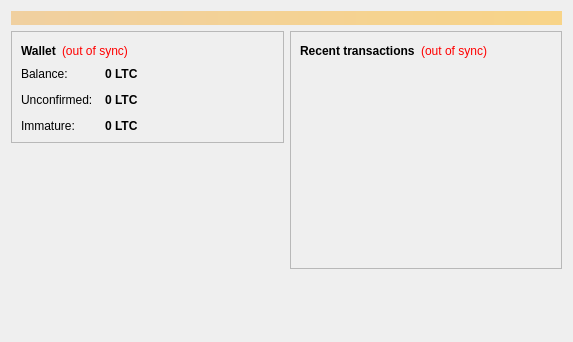
Old version of the form src/qt/forms/overviewpage.ui in the repository omnicoin/eurobit.
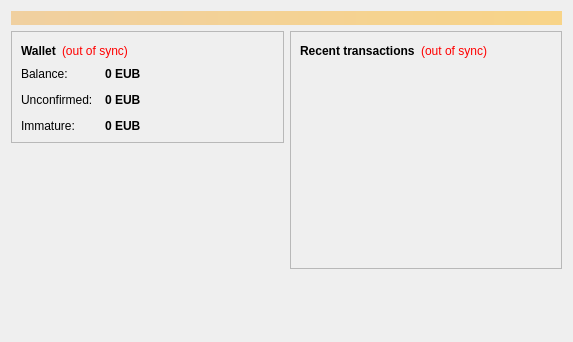
New version of the form.

Diff of the .ui file:
```diff
--- a/src/qt/forms/overviewpage.ui
+++ b/src/qt/forms/overviewpage.ui
@@ -122,7 +122,7 @@
                <string>Your current balance</string>
               </property>
               <property name="text">
-               <string notr="true">0 LTC</string>
+               <string notr="true">0 EUB</string>
               </property>
               <property name="textInteractionFlags">
                <set>Qt::LinksAccessibleByMouse|Qt::TextSelectableByKeyboard|Qt::TextSelectableByMouse</set>
@@ -151,7 +151,7 @@
                <string>Total of transactions that have yet to be confirmed, and do not yet count toward the current balance</string>
               </property>
               <property name="text">
-               <string notr="true">0 LTC</string>
+               <string notr="true">0 EUB</string>
               </property>
               <property name="textInteractionFlags">
                <set>Qt::LinksAccessibleByMouse|Qt::TextSelectableByKeyboard|Qt::TextSelectableByMouse</set>
@@ -177,7 +177,7 @@
                <string>Mined balance that has not yet matured</string>
               </property>
               <property name="text">
-               <string notr="true">0 LTC</string>
+               <string notr="true">0 EUB</string>
               </property>
               <property name="textInteractionFlags">
                <set>Qt::LinksAccessibleByMouse|Qt::TextSelectableByKeyboard|Qt::TextSelectableByMouse</set>
```
Left out of the diff: 4 changed lines with no effect on the pictures.
